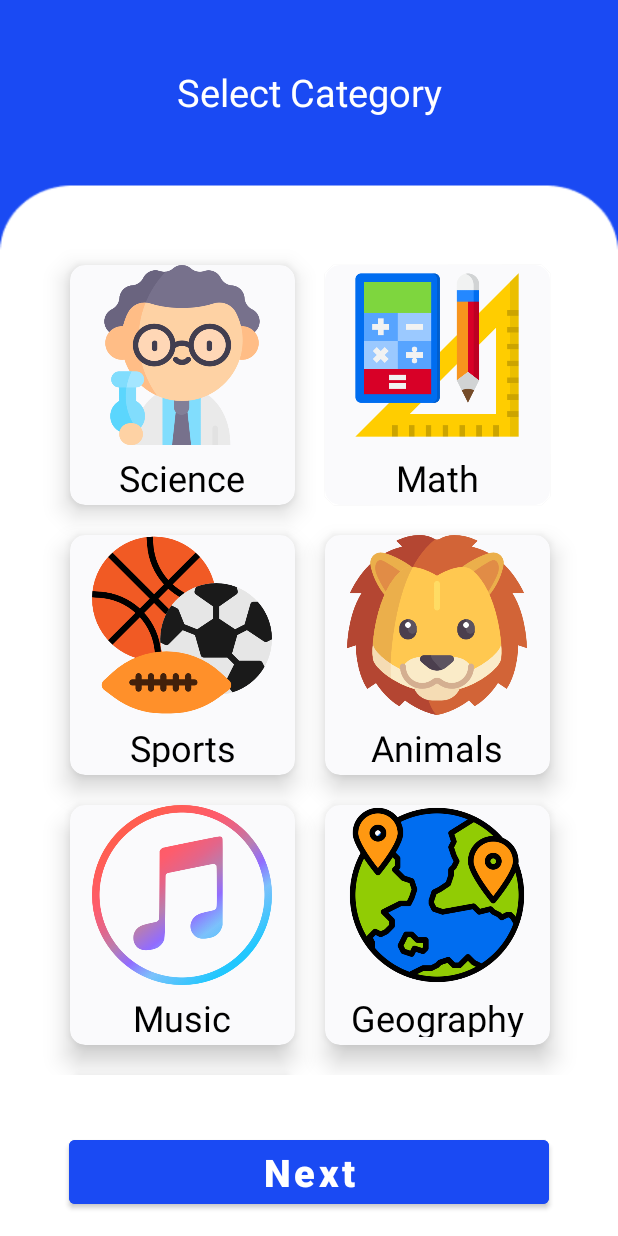
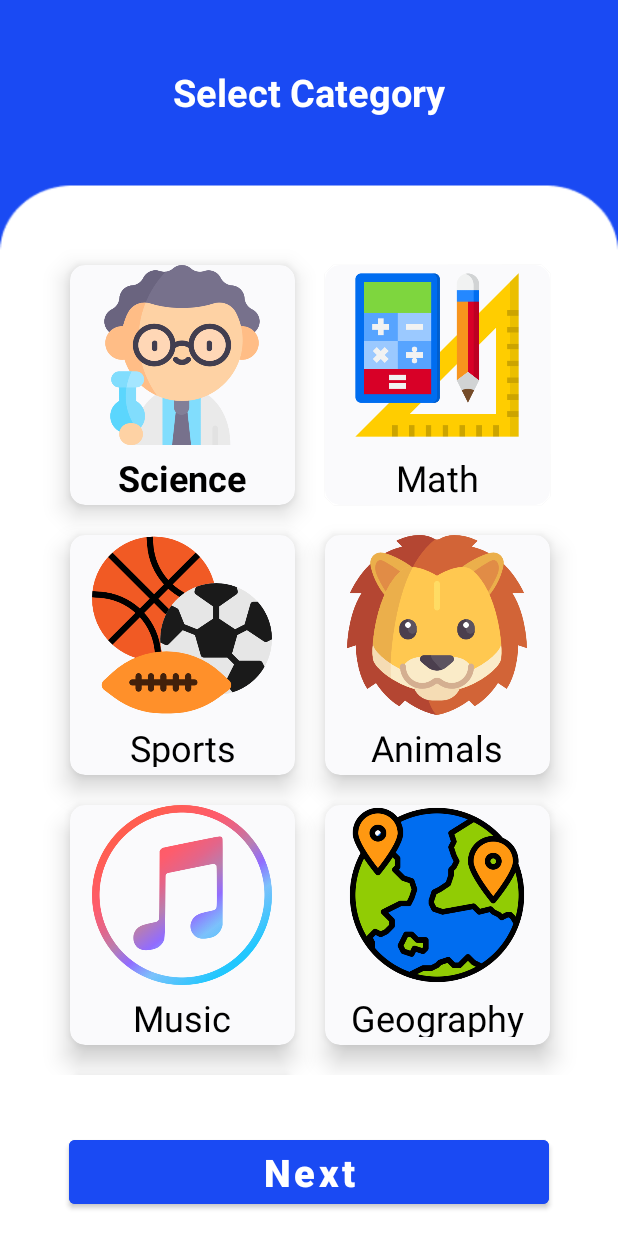
Before and after one commit to LalitSinghRajput/QuizApp, an Android app: the screen it shows after launch (MainActivity), after a tap on "Science", on a phone screen of 412 x 824 dp. Run offline under Robolectric (Android 15) with nearby library versions, the phone set to English and light mode, and no system bars.

Commit message:
added difficulty selection screen

```diff
--- a/app/src/main/AndroidManifest.xml
+++ b/app/src/main/AndroidManifest.xml
@@ -10,6 +10,9 @@
         android:supportsRtl="true"
         android:theme="@style/custom_theme">
         <activity
+            android:name=".difficulty_mode_selection"
+            android:exported="false" />
+        <activity
             android:name=".MainActivity"
             android:exported="true">
             <intent-filter>
--- a/app/src/main/java/com/example/quizapp/MainActivity.kt
+++ b/app/src/main/java/com/example/quizapp/MainActivity.kt
@@ -1,14 +1,41 @@
 package com.example.quizapp
 
+import android.content.Intent
+import android.content.SharedPreferences
+import android.graphics.Typeface
 import androidx.appcompat.app.AppCompatActivity
 import android.os.Bundle
 import android.view.View
+import android.widget.Button
 import android.widget.Toast
+import androidx.cardview.widget.CardView
 import kotlinx.android.synthetic.main.activity_main.*
+import kotlin.math.log
+import android.widget.TextView
+
 
 class MainActivity : AppCompatActivity() {
 
     private var category: String = ""
+    private val categoryCard =
+        mapOf(
+            R.id.science_card to "science",
+            R.id.math_card to "math",
+            R.id.sports_card to "sports",
+            R.id.animals_card to "animals",
+            R.id.music_card to "music",
+            R.id.geography_card to "geography",
+        );
+
+    private val categoryTitle = mapOf(
+        "science" to R.id.science_title,
+        "math" to R.id.math_title,
+        "sports" to R.id.sports_title,
+        "animals" to R.id.animals_title,
+        "music" to R.id.music_title,
+        "geography" to R.id.geography_title,
+    )
+
 
     override fun onCreate(savedInstanceState: Bundle?) {
         super.onCreate(savedInstanceState)
@@ -20,11 +47,42 @@ class MainActivity : AppCompatActivity() {
         }
 
 
-        science_card.setOnClickListener {
-            category = "science"
-            Toast.makeText(this, "category: "+category, Toast.LENGTH_SHORT).show()
+        for (key in categoryCard.keys) {
+            val currCategoryCard = findViewById<CardView>(key)
+            currCategoryCard.setOnClickListener {
+                category = categoryCard[key].toString()
+
+                // reset
+                resetTitle()
+
+                val title = categoryTitle[category]!!.toInt()
+                val currTitle = findViewById<TextView>(title)
+                currTitle.setTypeface(null, Typeface.BOLD);
+            }
         }
 
+        categoryNextBtn.setOnClickListener {
+            if (category.isEmpty()) {
+                Toast.makeText(this, "Select one of the category", Toast.LENGTH_SHORT).show()
+            } else {
 
+
+                val editor = getSharedPreferences("quiz", MODE_PRIVATE).edit()
+                editor.putString("category", category)
+                editor.apply()
+//                Toast.makeText(this, "category: " + category, Toast.LENGTH_SHORT).show()
+                // go to difficulty mode activity
+                val intent = Intent(this, difficulty_mode_selection::class.java)
+                startActivity(intent)
+            }
+        }
     }
+
+    private fun resetTitle() {
+        for (key in categoryTitle.keys) {
+            val title = findViewById<TextView>(categoryTitle[key]!!.toInt())
+            title.setTypeface(null, Typeface.NORMAL)
+        }
+    }
+
 }
--- /dev/null
+++ b/app/src/main/res/drawable/difficult_circle.xml
@@ -0,0 +1,4 @@
+<?xml version="1.0" encoding="utf-8"?>
+<shape android:shape="oval" xmlns:android="http://schemas.android.com/apk/res/android">
+    <corners android:radius="20dp"/>
+</shape>
--- a/app/src/main/res/layout/activity_main.xml
+++ b/app/src/main/res/layout/activity_main.xml
@@ -12,6 +12,7 @@
         android:layout_width="match_parent"
         android:layout_height="wrap_content"
         android:layout_marginTop="44dp"
+        android:textStyle="bold"
         android:gravity="center"
         android:text="Select Category"
         android:textColor="@color/white"
@@ -28,7 +29,7 @@
         android:layout_marginTop="50dp"
         android:layout_marginBottom="10dp"
         android:fillViewport="true"
-        app:layout_constraintBottom_toTopOf="@+id/button2"
+        app:layout_constraintBottom_toTopOf="@+id/categoryNextBtn"
         app:layout_constraintEnd_toEndOf="parent"
         app:layout_constraintHorizontal_bias="0.494"
         app:layout_constraintStart_toStartOf="parent"
@@ -63,7 +64,7 @@
                         android:src="@drawable/chemist" />
 
                     <TextView
-                        android:id="@+id/science"
+                        android:id="@+id/science_title"
                         android:layout_width="match_parent"
                         android:layout_height="wrap_content"
                         android:layout_margin="5dp"
@@ -98,6 +99,7 @@
                         android:src="@drawable/math" />
 
                     <TextView
+                        android:id="@+id/math_title"
                         android:layout_width="match_parent"
                         android:layout_height="wrap_content"
                         android:layout_margin="5dp"
@@ -131,6 +133,7 @@
                         android:src="@drawable/sports" />
 
                     <TextView
+                        android:id="@+id/sports_title"
                         android:layout_width="match_parent"
                         android:layout_height="wrap_content"
                         android:layout_margin="5dp"
@@ -165,6 +168,7 @@
                         android:src="@drawable/animal" />
 
                     <TextView
+                        android:id="@+id/animals_title"
                         android:layout_width="match_parent"
                         android:layout_height="wrap_content"
                         android:layout_margin="5dp"
@@ -198,6 +202,7 @@
                         android:src="@drawable/music" />
 
                     <TextView
+                        android:id="@+id/music_title"
                         android:layout_width="match_parent"
                         android:layout_height="wrap_content"
                         android:layout_margin="5dp"
@@ -232,6 +237,7 @@
                         android:src="@drawable/geography" />
 
                     <TextView
+                        android:id="@+id/geography_title"
                         android:layout_width="match_parent"
                         android:layout_height="wrap_content"
                         android:layout_margin="5dp"
@@ -280,7 +286,7 @@
     </ScrollView>
 
     <Button
-        android:id="@+id/button2"
+        android:id="@+id/categoryNextBtn"
         android:layout_width="320dp"
         android:layout_height="wrap_content"
         android:layout_marginBottom="15dp"
--- a/app/src/main/res/values/colors.xml
+++ b/app/src/main/res/values/colors.xml
@@ -9,4 +9,8 @@
     <color name="white">#FFFFFFFF</color>
     <color name="bg_color">#1A4AF3</color>
     <color name="card_background">#FAFAFC</color>
+    <color name="difficulty_circle_disable">#e6e6e6</color>
+    <color name="difficulty_circle_enable">#1A4AF3</color>
+    <color name="difficulty_card_disable">#f2f2f2</color>
+    <color name="difficulty_card_enable">#ffff</color>
 </resources>
```
Also changed, not shown: app/src/main/java/com/example/quizapp/difficulty_mode_selection.kt (added, +108 -0 lines), app/src/main/res/layout/activity_difficulty_mode_selection.xml (added, +163 -0 lines).
